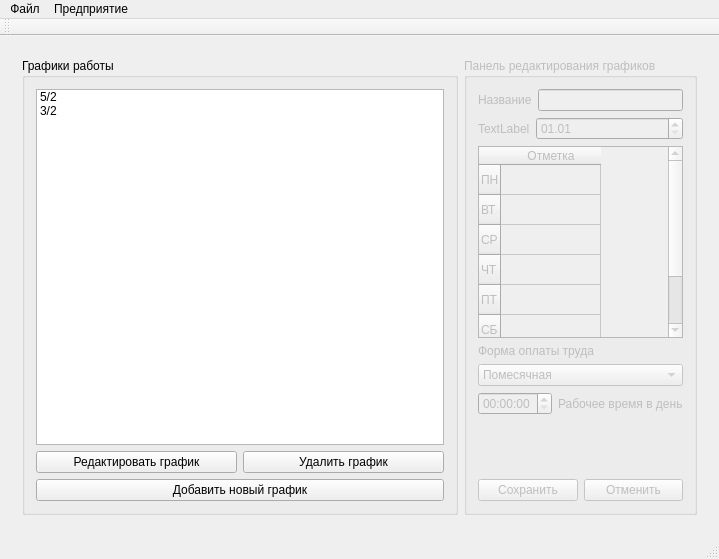
Old version of the form SalaryCount/SalaryCount/salarycount.ui in the repository artemkurylev/mdkp.
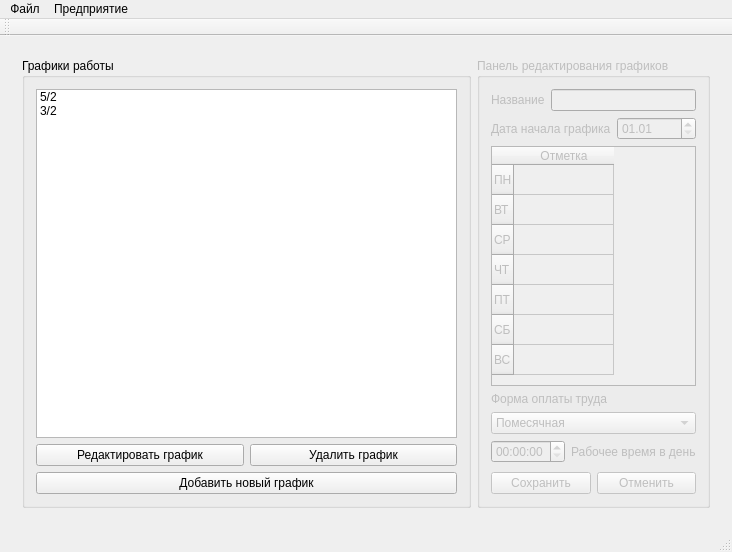
New version of the form. The open tabs and pages were chosen to show the change. Icons and pictures are not drawn.

Patch:
```diff
--- a/SalaryCount/SalaryCount/salarycount.ui
+++ b/SalaryCount/SalaryCount/salarycount.ui
@@ -6,8 +6,8 @@
    <rect>
     <x>0</x>
     <y>0</y>
-    <width>719</width>
-    <height>559</height>
+    <width>732</width>
+    <height>552</height>
    </rect>
   </property>
   <property name="windowTitle">
@@ -525,6 +525,12 @@
           <property name="enabled">
            <bool>false</bool>
           </property>
+          <property name="sizePolicy">
+           <sizepolicy hsizetype="Preferred" vsizetype="Preferred">
+            <horstretch>0</horstretch>
+            <verstretch>0</verstretch>
+           </sizepolicy>
+          </property>
           <property name="title">
            <string>Панель редактирования графиков</string>
           </property>
@@ -534,7 +540,7 @@
              <item>
               <widget class="QLabel" name="label_13">
                <property name="text">
-                <string>TextLabel</string>
+                <string>Дата начала графика</string>
                </property>
               </widget>
              </item>
@@ -561,6 +567,12 @@
                <verstretch>0</verstretch>
               </sizepolicy>
              </property>
+             <property name="minimumSize">
+              <size>
+               <width>0</width>
+               <height>240</height>
+              </size>
+             </property>
              <row>
               <property name="text">
                <string>ПН</string>
@@ -700,7 +712,7 @@
               </widget>
              </item>
              <item>
-              <widget class="QLineEdit" name="lineEdit_2"/>
+              <widget class="QLineEdit" name="nameDutyChart"/>
              </item>
             </layout>
            </item>
@@ -753,10 +765,8 @@
     <rect>
      <x>0</x>
      <y>0</y>
-     <width>687</width>
+     <width>732</width>
      <height>21</height>
-     <width>719</width>
-     <height>26</height>
     </rect>
    </property>
    <widget class="QMenu" name="menu">
```
Left out of the diff: 7 changed lines with no effect on the pictures.
